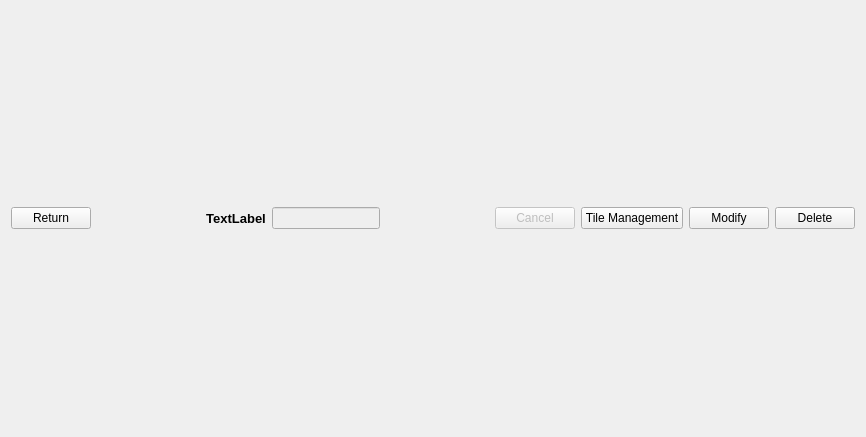
arnaudframmery/catalog, file UI/qt_ui/detail_frame.ui: the form before one commit.
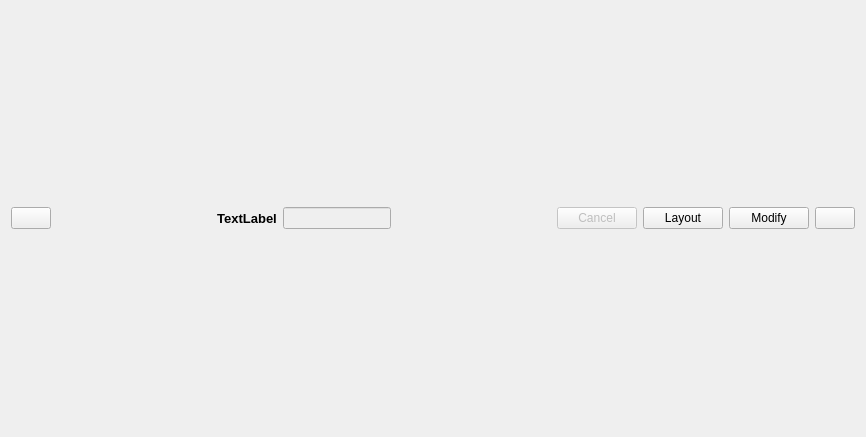
The form after the commit. Custom widgets are drawn as their Qt base class.

```diff
--- a/UI/qt_ui/detail_frame.ui
+++ b/UI/qt_ui/detail_frame.ui
@@ -34,7 +34,7 @@
         <enum>Qt::LeftToRight</enum>
        </property>
        <property name="text">
-        <string>Return</string>
+        <string/>
        </property>
        <property name="autoDefault">
         <bool>false</bool>
@@ -149,7 +149,7 @@
      <item>
       <widget class="Button" name="modify_layout_button">
        <property name="text">
-        <string>Tile Management</string>
+        <string>Layout</string>
        </property>
       </widget>
      </item>
@@ -175,7 +175,7 @@
         </sizepolicy>
        </property>
        <property name="text">
-        <string>Delete</string>
+        <string/>
        </property>
       </widget>
      </item>
```
